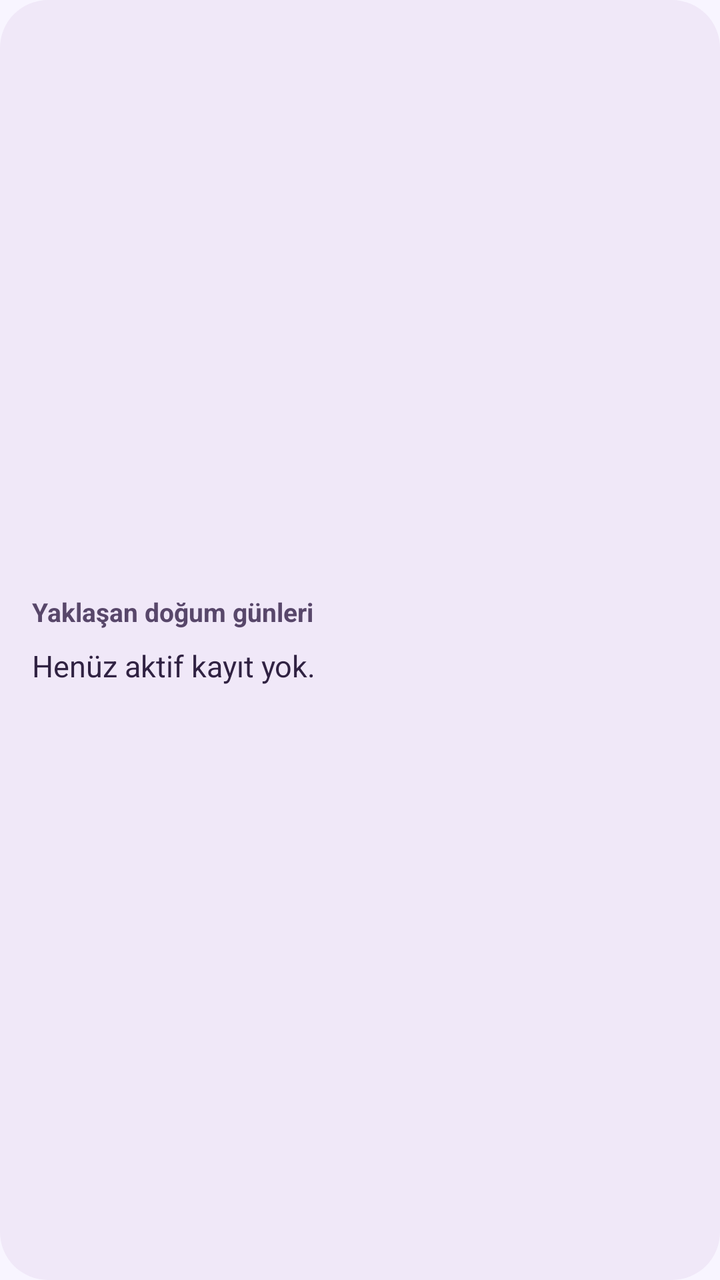
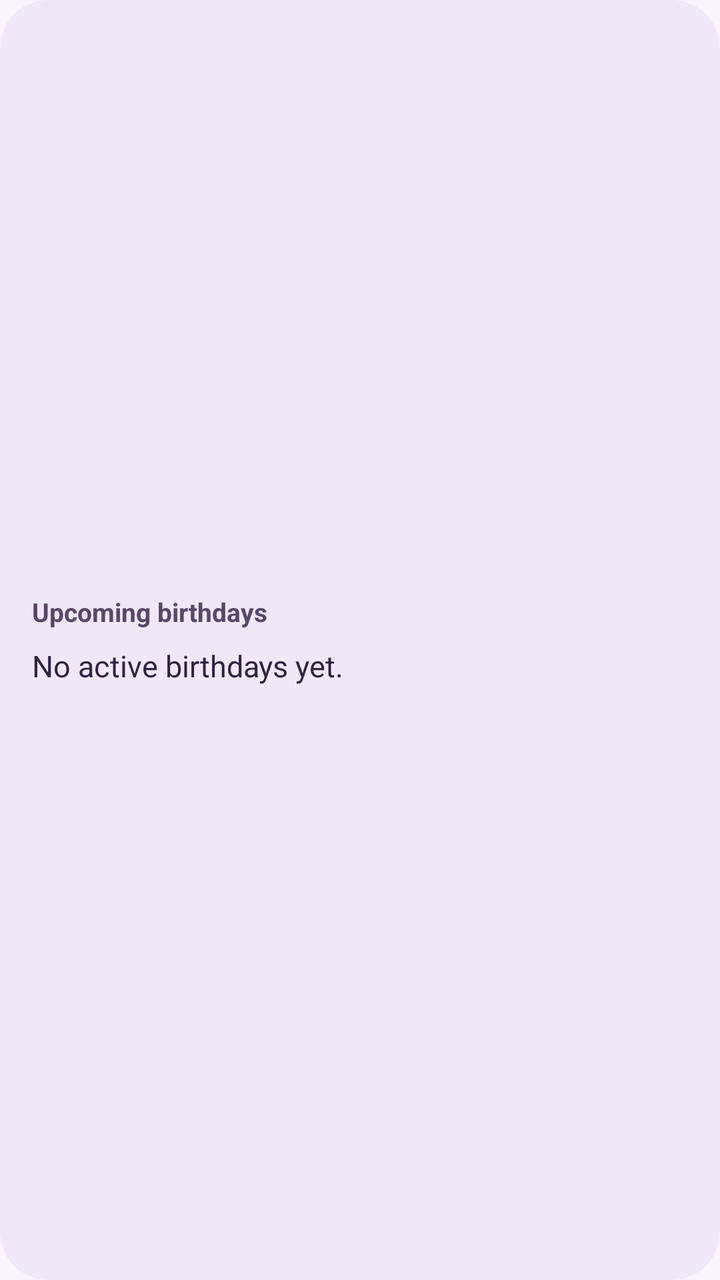

Before-and-after screenshots of an Android layout around one commit, followed by the original layout XML and the change that was made.
<!-- AndroidManifest.xml: application theme Theme.BirthdayReminder -->
<!-- res/layout/birthday_widget.xml -->
<?xml version="1.0" encoding="utf-8"?>
<LinearLayout xmlns:android="http://schemas.android.com/apk/res/android"
    android:id="@+id/widgetRoot"
    android:layout_width="match_parent"
    android:layout_height="match_parent"
    android:background="@drawable/bg_widget"
    android:orientation="vertical"
    android:gravity="center_vertical"
    android:paddingHorizontal="16dp"
    android:paddingVertical="10dp">

    <TextView
        android:layout_width="match_parent"
        android:layout_height="wrap_content"
        android:text="@string/widget_title"
        android:textColor="@color/home_hero_muted"
        android:textSize="13sp"
        android:textStyle="bold" />

    <TextView
        android:id="@+id/widgetFirst"
        style="@style/BirthdayWidgetRow"
        android:layout_marginTop="4dp" />

    <TextView
        android:id="@+id/widgetSecond"
        style="@style/BirthdayWidgetRow" />

    <TextView
        android:id="@+id/widgetThird"
        style="@style/BirthdayWidgetRow" />

    <TextView
        android:id="@+id/widgetEmpty"
        android:layout_width="match_parent"
        android:layout_height="wrap_content"
        android:layout_marginTop="8dp"
        android:text="@string/widget_empty"
        android:textColor="@color/home_on_hero"
        android:textSize="15sp" />

</LinearLayout>
<!-- resources referenced by this layout -->
<resources>
  <color name="home_hero_muted">#58476A</color>
  <color name="home_on_hero">#302242</color>
  <!-- drawable bg_widget (drawable) -->
  <shape xmlns:android="http://schemas.android.com/apk/res/android">
      <solid android:color="@color/home_hero" />
      <corners android:radius="24dp" />
  </shape>
  <string name="widget_empty">Henüz aktif kayıt yok.</string>
  <string name="widget_title">Yaklaşan doğum günleri</string>
  <style name="BirthdayWidgetRow" parent="">
          <item name="android:layout_width">match_parent</item>
          <item name="android:layout_height">wrap_content</item>
          <item name="android:minHeight">28dp</item>
          <item name="android:gravity">center_vertical</item>
          <item name="android:ellipsize">end</item>
          <item name="android:maxLines">1</item>
          <item name="android:textColor">@color/home_on_hero</item>
          <item name="android:textSize">14sp</item>
          <item name="android:visibility">gone</item>
      </style>
  <style name="Theme.BirthdayReminder" parent="Base.Theme.BirthdayReminder" />
  <color name="home_hero">#F0E8F8</color>
  <style name="Base.Theme.BirthdayReminder" parent="Theme.Material3.DayNight.NoActionBar">
          <item name="colorPrimary">@color/primary</item>
          <item name="colorPrimaryDark">@color/primary_dark</item>
          <item name="colorOnPrimary">@color/on_primary</item>
          <item name="colorPrimaryContainer">#EFE1FA</item>
          <item name="colorOnPrimaryContainer">#321746</item>
          <item name="colorOutlineVariant">#DCD2E4</item>
          <item name="colorSecondary">@color/secondary</item>
          <item name="colorOnSecondary">@color/on_secondary</item>
          <item name="colorTertiary">@color/tertiary</item>
          <item name="android:colorBackground">@color/background</item>
          <item name="colorSurface">@color/surface</item>
          <item name="colorSurfaceVariant">@color/surface_variant</item>
          <item name="colorOnSurface">@color/on_surface</item>
          <item name="colorOnSurfaceVariant">@color/on_surface_variant</item>
          <item name="android:statusBarColor">@color/home_background</item>
          <item name="android:navigationBarColor">@color/background</item>
      </style>
  <color name="primary">#FF684686</color>
  <color name="primary_dark">#FF6A1B9A</color>
  <color name="on_primary">#FFFFFFFF</color>
  <color name="secondary">#FFFF4081</color>
  <color name="on_secondary">#FFFFFFFF</color>
  <color name="tertiary">#FFFFAB40</color>
  <color name="background">#FFF8F5FF</color>
  <color name="surface">#FFFFFFFF</color>
  <color name="surface_variant">#FFF3E5F5</color>
  <color name="on_surface">#FF1C1B1F</color>
  <color name="on_surface_variant">#FF49454F</color>
  <color name="home_background">#FCFAFD</color>
</resources>

<!-- the commit's change to res/layout/birthday_widget.xml (unified diff, before → after) -->
@@ -10,6 +10,7 @@
     android:paddingVertical="10dp">
 
     <TextView
+        android:id="@+id/widgetTitle"
         android:layout_width="match_parent"
         android:layout_height="wrap_content"
         android:text="@string/widget_title"
<!-- resource entries referenced after the edit -->
@@ -7,8 +7,8 @@
       <solid android:color="@color/home_hero" />
       <corners android:radius="24dp" />
   </shape>
-  <string name="widget_empty">Henüz aktif kayıt yok.</string>
-  <string name="widget_title">Yaklaşan doğum günleri</string>
+  <string name="widget_empty">No active birthdays yet.</string>
+  <string name="widget_title">Upcoming birthdays</string>
   <style name="BirthdayWidgetRow" parent="">
           <item name="android:layout_width">match_parent</item>
           <item name="android:layout_height">wrap_content</item>
